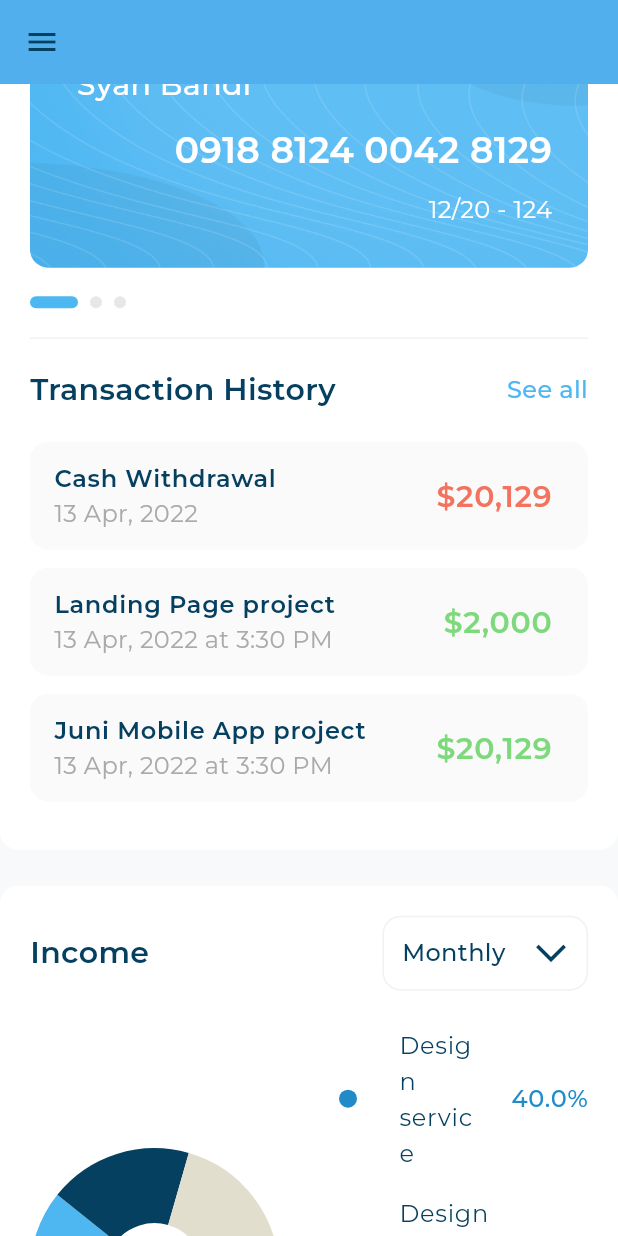
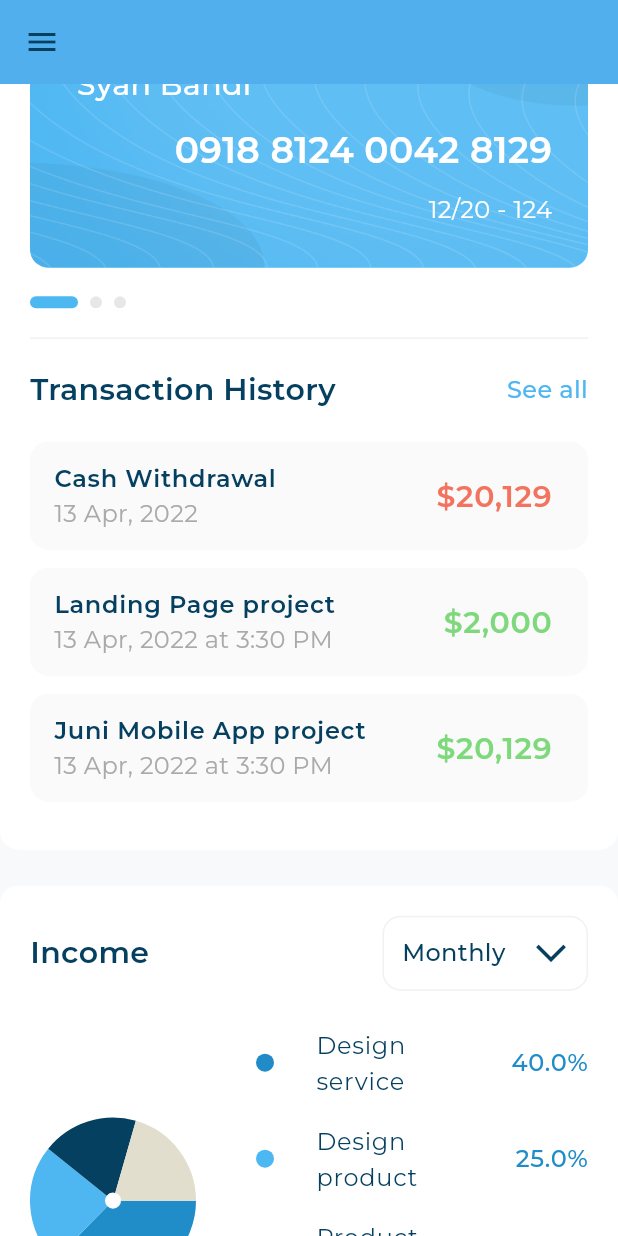
Before and after one commit to Nidhal-Khazene/Invoicing-Dashboard, a Flutter app: the screen it shows after launch, scrolled down 1152 dp, on a phone screen of 412 x 824 dp. Run offline on Flutter 3.47's test engine with Material 3 defaults, Android fonts, the phone set to English and light mode, and no system bars; drawn by our look-alikes of expandable_page_view, fl_chart; our stand-ins replace flutter_svg.

Commit message:
add income section body

```diff
--- a/lib/widgets/income_section.dart
+++ b/lib/widgets/income_section.dart
@@ -1,8 +1,8 @@
 import 'package:flutter/material.dart';
 import 'package:invoicing_dashboard/widgets/custom_background_container.dart';
-import 'package:invoicing_dashboard/widgets/income_chart.dart';
-import 'package:invoicing_dashboard/widgets/income_details.dart';
 import 'package:invoicing_dashboard/widgets/income_section_header.dart';
+
+import 'income_section_body.dart';
 
 class IncomeSection extends StatelessWidget {
   const IncomeSection({super.key});
@@ -14,14 +14,7 @@ class IncomeSection extends StatelessWidget {
         children: [
           IncomeSectionHeader(),
           SizedBox(height: 16),
-          Row(
-            crossAxisAlignment: CrossAxisAlignment.center,
-            children: [
-              Expanded(child: IncomeChart()),
-              SizedBox(width: 40),
-              Expanded(child: IncomeDetails()),
-            ],
-          ),
+          IncomeSectionBody(),
         ],
       ),
     );
--- /dev/null
+++ b/lib/widgets/income_section_body.dart
@@ -0,0 +1,20 @@
+import 'package:flutter/material.dart';
+
+import 'income_chart.dart';
+import 'income_details.dart';
+
+class IncomeSectionBody extends StatelessWidget {
+  const IncomeSectionBody({super.key});
+
+  @override
+  Widget build(BuildContext context) {
+    return const Row(
+      crossAxisAlignment: CrossAxisAlignment.center,
+      children: [
+        Expanded(child: IncomeChart()),
+        SizedBox(width: 40),
+        Expanded(flex: 2, child: IncomeDetails()),
+      ],
+    );
+  }
+}
```
